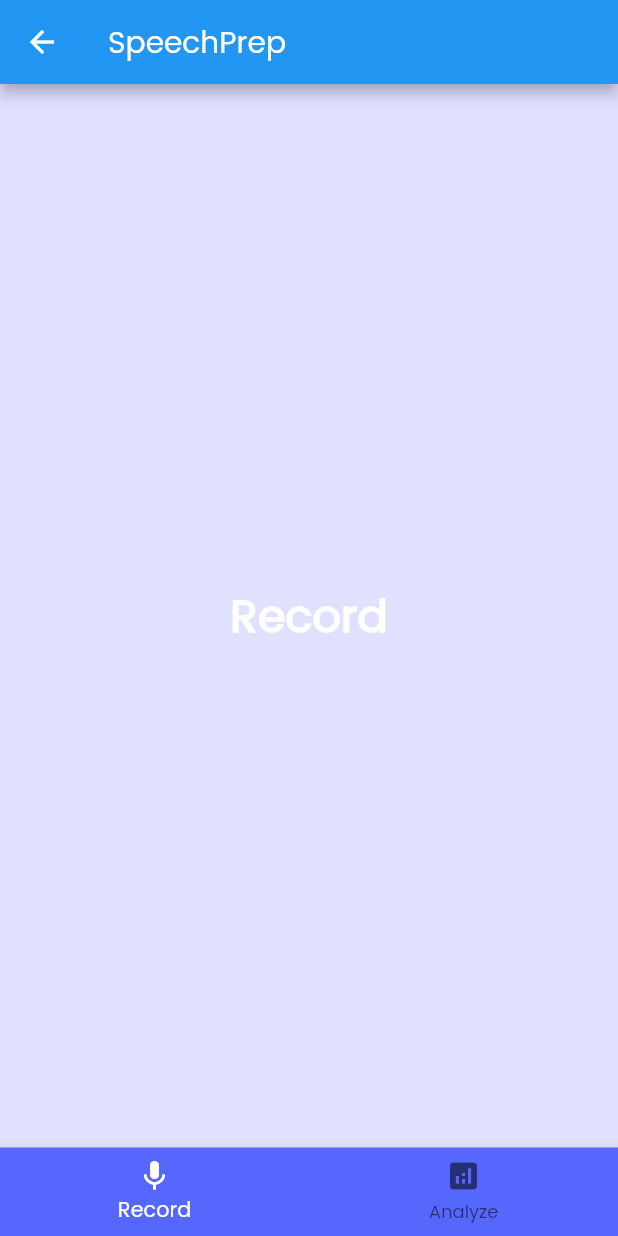
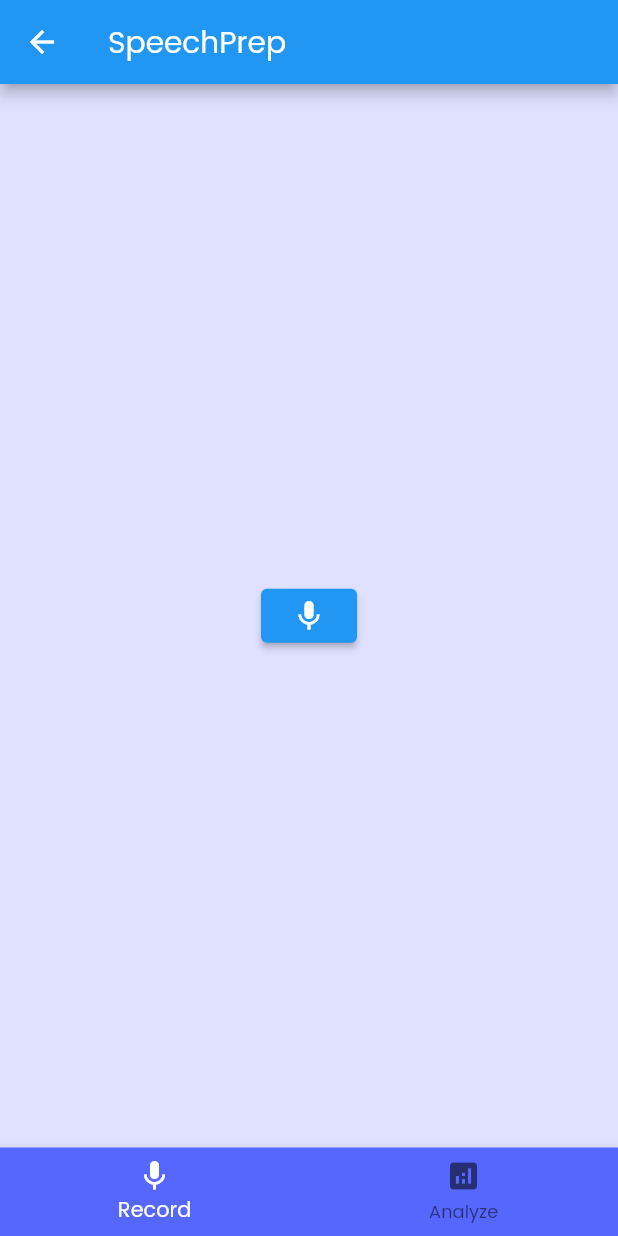
Before and after one commit to neeltron/SpeechPrep, a Flutter app: the screen it shows after launch, after a tap on "Get Started", on a phone screen of 412 x 824 dp. Run offline on Flutter 3.47's test engine with Material 2 defaults, Android fonts, the phone set to English and light mode, and no system bars; missing offline and left inert: record_mp3.

Commit message:
Added the record and save functionality

```diff
--- a/lib/main.dart
+++ b/lib/main.dart
@@ -1,6 +1,7 @@
 import 'package:flutter/material.dart';
 import 'package:http/http.dart' as http;
 import 'dart:async';
+import 'package:record_mp3/record_mp3.dart';
 
 
 void main() {
@@ -14,7 +15,8 @@ class MyApp extends StatelessWidget {
   @override
   Widget build(BuildContext context) {
     return MaterialApp(
-      title: 'Flutter Demo',
+      debugShowCheckedModeBanner: false,
+      title: 'SpeechPrep',
       theme: ThemeData(
         // This is the theme of your application.
         //
@@ -100,6 +102,7 @@ class _MyHomePageState extends State<MyHomePage> {
           // horizontal).
           mainAxisAlignment: MainAxisAlignment.center,
           children: <Widget>[
+            SizedBox(height: 40),
             Image.asset('assets/SpeechPrep.png', scale: 2),
             SizedBox(height: 90),
             const Text(
@@ -149,10 +152,7 @@ class _MyStatefulWidgetState extends State<MyStatefulWidget> {
   static const TextStyle optionStyle =
   TextStyle(fontSize: 30, fontWeight: FontWeight.bold, color: Colors.white);
   static const List<Widget> _widgetOptions = <Widget>[
-    Text(
-      'Record',
-      style: optionStyle,
-    ),
+    MyCustomForm(),
     Text(
       'Analyze',
       style: optionStyle,
@@ -190,3 +190,68 @@ class _MyStatefulWidgetState extends State<MyStatefulWidget> {
     );
   }
 }
+
+class MyCustomForm extends StatefulWidget {
+  const MyCustomForm({Key? key}) : super(key: key);
+
+  @override
+  MyCustomFormState createState() {
+    return MyCustomFormState();
+  }
+}
+
+class MyCustomFormState extends State<MyCustomForm> {
+  @override
+  Widget build(BuildContext context) {
+    return FutureBuilder<String>(
+        future: callAsyncFetch(),
+        builder: (context, AsyncSnapshot<String> snapshot) {
+          return getVoice();
+        });
+  }
+
+  Future<String> callAsyncFetch() async {
+    return "hi";
+  }
+
+  Widget getVoice() {
+    final _formKey = GlobalKey<FormState>();
+    int i = 0;
+    return Form(
+      key: _formKey,
+      child: SingleChildScrollView(
+        child: Column(
+          crossAxisAlignment: CrossAxisAlignment.start,
+          children: [
+            Padding(
+              padding: const EdgeInsets.symmetric(vertical: 16.0),
+              child: ElevatedButton(
+                onPressed: () {
+
+                  if (_formKey.currentState!.validate()) {
+                    i += 1;
+                    if(i > 1) {
+                      RecordMp3.instance.stop();
+                      ScaffoldMessenger.of(context).showSnackBar(
+                        const SnackBar(content: Text('Recording Stopped')),
+                      );
+                    }
+                    else {
+                      RecordMp3.instance.start("/storage/emulated/0/Download/alpha.mp3", (type) {
+                      });
+                      ScaffoldMessenger.of(context).showSnackBar(
+                        const SnackBar(content: Text('Recording Started')),
+                      );
+                    }
+                  }
+
+                },
+                child: const Icon(Icons.mic),
+              ),
+            ),
+          ],
+        ),
+      ),
+    );
+  }
+}
--- a/pubspec.yaml
+++ b/pubspec.yaml
@@ -28,6 +28,7 @@ environment:
 # versions available, run `flutter pub outdated`.
 dependencies:
   http: 0.13.3
+  record_mp3: ^3.0.0
   flutter:
     sdk: flutter
 
```
Also changed, not shown: pubspec.lock.
